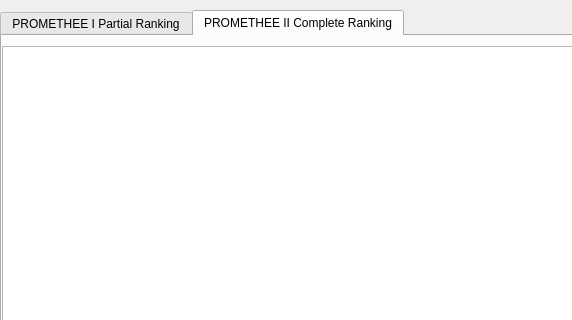
The window that drawing.ui (marl0vv/PROMETHEEMethodsApp) describes before a commit, drawn with Qt 5; both pictures show x 0 to 572 and y 0 to 320 of the 822 by 864 pixel window.
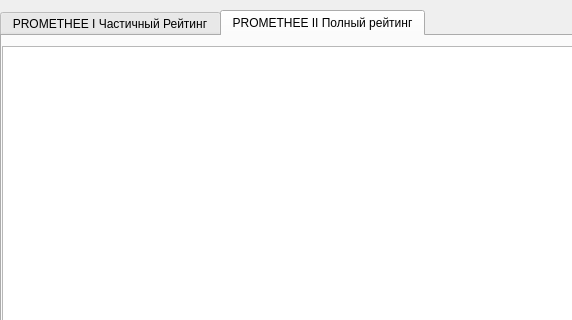
The same window after the commit. The open tabs and pages were chosen to show the change.

Diff of the .ui file:
```diff
--- a/drawing.ui
+++ b/drawing.ui
@@ -30,7 +30,7 @@
    </property>
    <widget class="QWidget" name="tab">
     <attribute name="title">
-     <string>PROMETHEE I Partial Ranking</string>
+     <string>PROMETHEE I Частичный Рейтинг</string>
     </attribute>
     <widget class="QGraphicsView" name="graphicsView">
      <property name="geometry">
@@ -53,7 +53,7 @@
    </widget>
    <widget class="QWidget" name="tab_2">
     <attribute name="title">
-     <string>PROMETHEE II Complete Ranking</string>
+     <string>PROMETHEE II Полный рейтинг</string>
     </attribute>
     <widget class="QGraphicsView" name="graphicsView_2">
      <property name="geometry">
```
Left out of the diff: 2 changed lines with no effect on the pictures.
